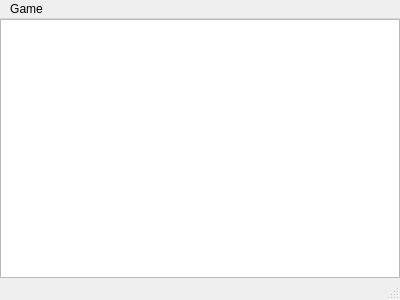
Before: the Qt Designer form foop1/client/mainwindow.ui in schuay/foop, drawn with Qt 5.
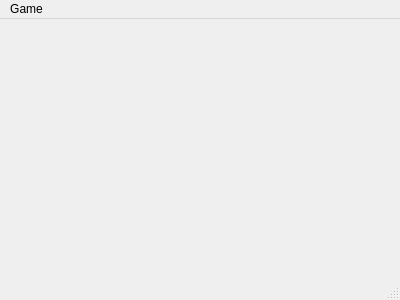
After: the same form once the commit is applied.

Commit message:
Replace view with our own custom class
We need this to handle window resizing.

What changed in the file:
```diff
--- a/foop1/client/mainwindow.ui
+++ b/foop1/client/mainwindow.ui
@@ -27,16 +27,6 @@
     <property name="bottomMargin">
      <number>0</number>
     </property>
-    <item>
-     <widget class="QGraphicsView" name="graphicsView">
-      <property name="verticalScrollBarPolicy">
-       <enum>Qt::ScrollBarAlwaysOff</enum>
-      </property>
-      <property name="horizontalScrollBarPolicy">
-       <enum>Qt::ScrollBarAlwaysOff</enum>
-      </property>
-     </widget>
-    </item>
    </layout>
   </widget>
   <widget class="QMenuBar" name="menuBar">
```
The commit also changes 5 other files.
